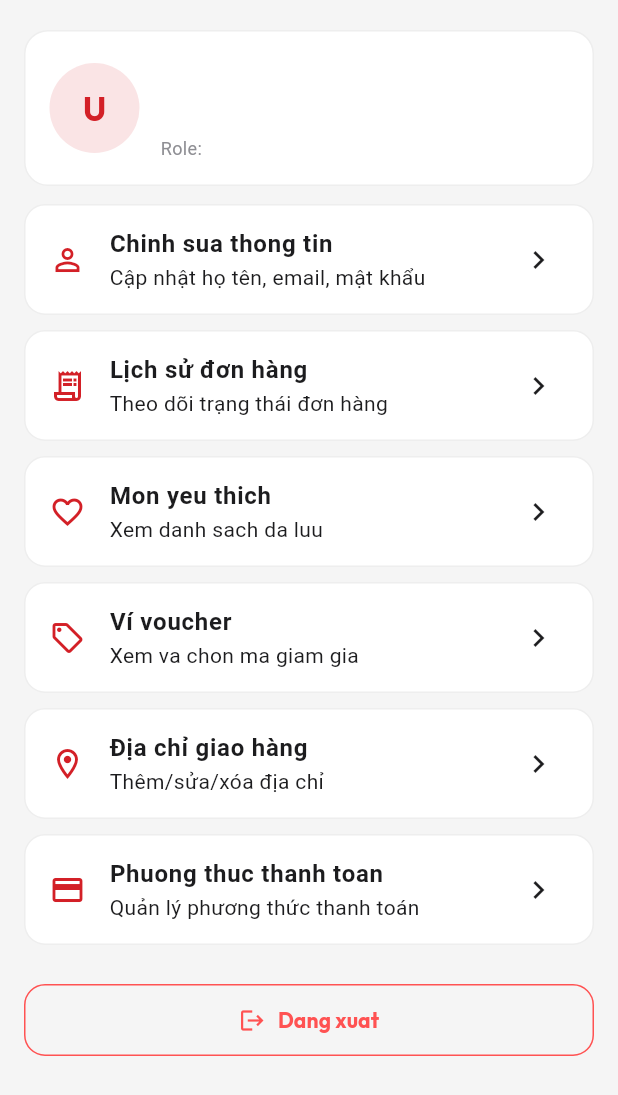
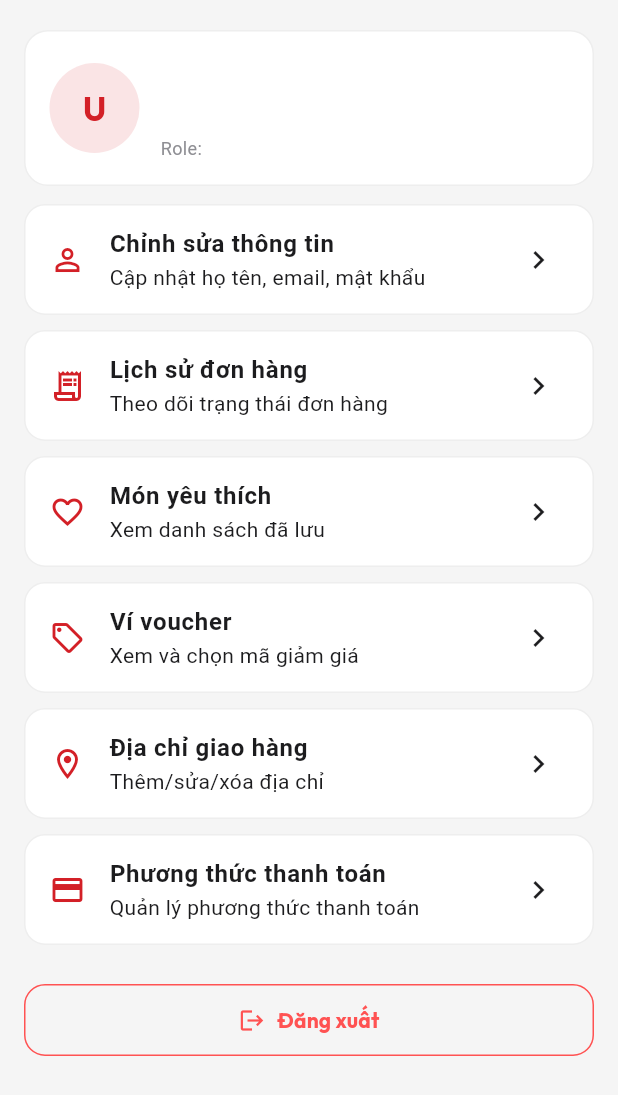
Before and after one commit to ngvanntienn/BTL-NHOM2-PTUDCCTBDD, a Flutter app: the ProfileTab screen opened directly, on a phone screen of 412 x 824 dp. Shown: the top 1095 px of the screen. Run offline on Flutter 3.47's test engine with Material 3 defaults, Android fonts, the phone set to English and light mode, and no system bars; our stand-ins replace audioplayers, cloud_firestore, cloud_functions, firebase_auth, firebase_core, firebase_storage and 5 more; accounts and stored records are empty.

Commit message:
Update UI

```diff
--- a/lib/screens/user_tabs/home_tab.dart
+++ b/lib/screens/user_tabs/home_tab.dart
@@ -31,7 +31,7 @@ class HomeTab extends StatelessWidget {
               ),
               const SizedBox(height: 6),
               const Text(
-                'Kham pha mon ngon theo danh muc va xu huong',
+                'Khám phá món ngon theo danh mục và xu hướng',
                 style: TextStyle(color: AppTheme.textSecondary),
               ),
               const SizedBox(height: 16),
@@ -40,7 +40,7 @@ class HomeTab extends StatelessWidget {
               _promoBanner(),
               const SizedBox(height: 24),
               _sectionHeader(
-                title: 'Danh muc noi bat',
+                title: 'Danh mục nổi bật',
                 actionText: 'Xem tất cả',
                 onTap: onSeeAll,
               ),
@@ -161,9 +161,9 @@ class HomeTab extends StatelessWidget {
 
   Widget _categoryGrid({ValueChanged<String>? onCategorySelected}) {
     final List<_CategoryItem> categories = <_CategoryItem>[
-      const _CategoryItem('Com', Icons.rice_bowl_outlined),
-      const _CategoryItem('Bun & Pho', Icons.ramen_dining_outlined),
-      const _CategoryItem('Tra sua', Icons.local_cafe_outlined),
+      const _CategoryItem('Cơm', Icons.rice_bowl_outlined),
+      const _CategoryItem('Bún & Phở', Icons.ramen_dining_outlined),
+      const _CategoryItem('Trà sữa', Icons.local_cafe_outlined),
       const _CategoryItem('Pizza', Icons.local_pizza_outlined),
       const _CategoryItem('Snack', Icons.cookie_outlined),
       const _CategoryItem('Healthy', Icons.eco_outlined),
@@ -340,7 +340,7 @@ class HomeTab extends StatelessWidget {
                                   const SizedBox(width: 3),
                                   Text(
                                     food.rating == 0
-                                        ? 'Moi'
+                                        ? 'Mới'
                                         : food.rating.toStringAsFixed(1),
                                     style: const TextStyle(
                                       fontWeight: FontWeight.w600,
--- a/lib/screens/user_tabs/profile_tab.dart
+++ b/lib/screens/user_tabs/profile_tab.dart
@@ -166,7 +166,7 @@ class _ProfileTabState extends State<ProfileTab> {
             const SizedBox(height: 12),
             _tile(
               icon: Icons.person_outline,
-              title: 'Chinh sua thong tin',
+              title: 'Chỉnh sửa thông tin',
               subtitle: 'Cập nhật họ tên, email, mật khẩu',
               onTap: _openEditProfile,
             ),
@@ -184,14 +184,14 @@ class _ProfileTabState extends State<ProfileTab> {
             ),
             _tile(
               icon: Icons.favorite_border,
-              title: 'Mon yeu thich',
-              subtitle: 'Xem danh sach da luu',
+              title: 'Món yêu thích',
+              subtitle: 'Xem danh sách đã lưu',
               onTap: () => Navigator.pushNamed(context, AppRoutes.favorites),
             ),
             _tile(
               icon: Icons.local_offer_outlined,
               title: 'Ví voucher',
-              subtitle: 'Xem va chon ma giam gia',
+              subtitle: 'Xem và chọn mã giảm giá',
               onTap: () => Navigator.pushNamed(context, AppRoutes.voucher),
             ),
             _tile(
@@ -209,7 +209,7 @@ class _ProfileTabState extends State<ProfileTab> {
             ),
             _tile(
               icon: Icons.payment_outlined,
-              title: 'Phuong thuc thanh toan',
+              title: 'Phương thức thanh toán',
               subtitle: 'Quản lý phương thức thanh toán',
               onTap: () {
                 Navigator.push(
@@ -224,7 +224,7 @@ class _ProfileTabState extends State<ProfileTab> {
               _tile(
                 icon: Icons.storefront_outlined,
                 title: 'Seller Panel',
-                subtitle: 'Quản lý cửa hàng va don hang',
+                subtitle: 'Quản lý cửa hàng và đơn hàng',
                 onTap: () {
                   Navigator.push(
                     context,
@@ -241,7 +241,7 @@ class _ProfileTabState extends State<ProfileTab> {
                 onPressed: _logout,
                 icon: const Icon(Icons.logout, color: Colors.redAccent),
                 label: const Text(
-                  'Dang xuat',
+                  'Đăng xuất',
                   style: TextStyle(
                     color: Colors.redAccent,
                     fontWeight: FontWeight.bold,
```
Also changed, not shown: pubspec.lock, 1 other file.
